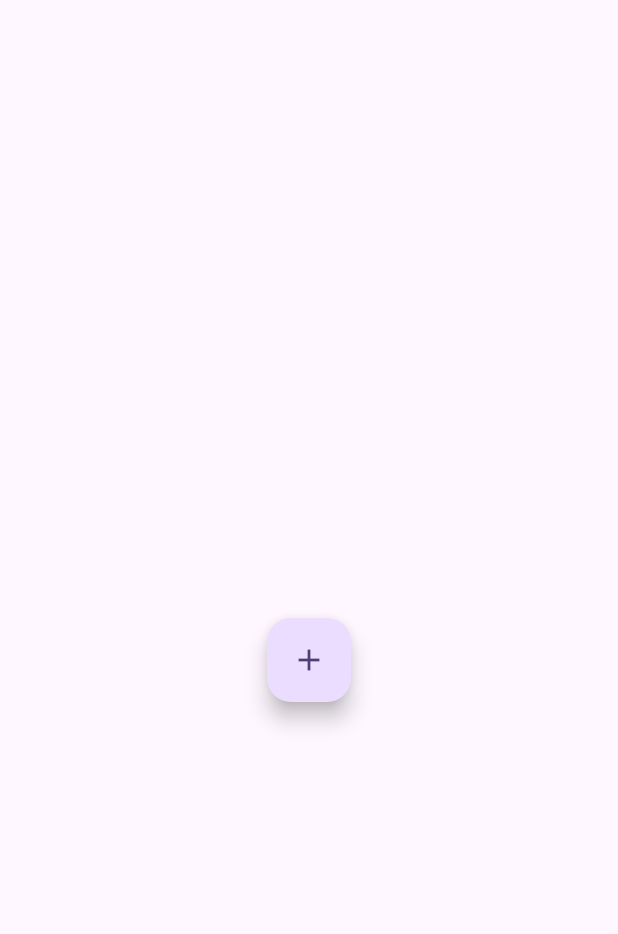
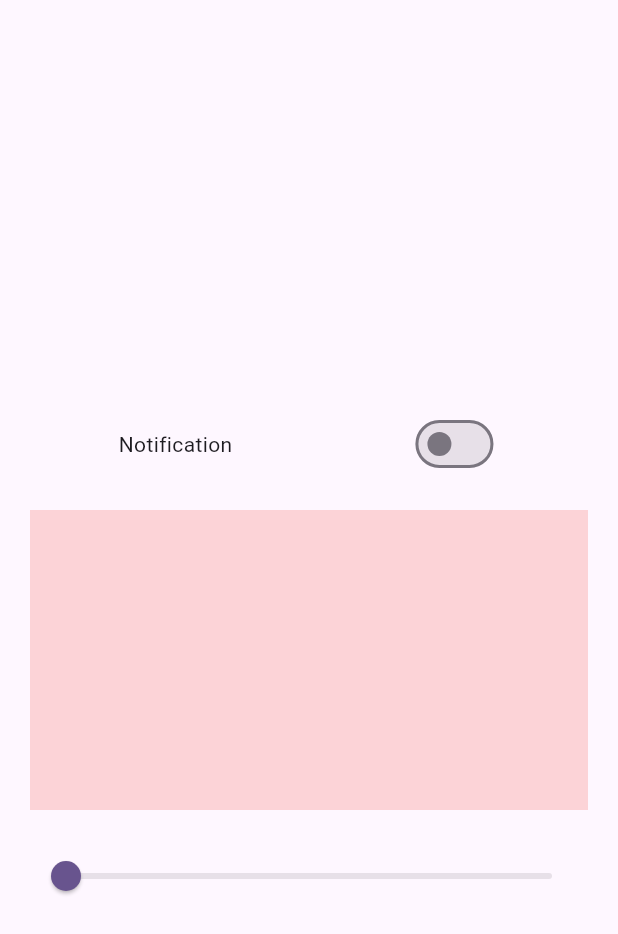
Before and after one commit to SaiyedMustaq/bloc_learn, a Flutter app: the screen it shows after launch, on a phone screen of 412 x 824 dp. Shown: the top 934 px of the screen. Run offline on Flutter 3.47's test engine with Material 3 defaults, Android fonts, the phone set to English and light mode, and no system bars; our stand-ins replace bloc, equatable, flutter_bloc.

Commit message:
code push

```diff
--- a/lib/equatable_testing.dart
+++ b/lib/equatable_testing.dart
@@ -1,4 +1,5 @@
 import 'package:flutter/material.dart';
+import 'package:equatable/equatable.dart';
 
 class EquatableTesting extends StatefulWidget {
   const EquatableTesting({super.key});
@@ -20,9 +21,7 @@ class _EquatableTestingState extends State<EquatableTesting> {
             print(person == person);
             //TODO it will return true when you compare same object like person==person
             print(person == person2);
-            //TODO it will return true when you compare same object like person==person2
-            print(person.hashCode);
-            print(person2.hashCode);
+            //TODO it will return true when you compare same object like person==person
           },
           child: Icon(Icons.add),
         ),
@@ -31,9 +30,13 @@ class _EquatableTestingState extends State<EquatableTesting> {
   }
 }
 
-class Person {
+class Person extends Equatable {
   final String name;
   final int age;
 
-  Person(this.name, this.age);
+  const Person(this.name, this.age);
+
+  @override
+  // TODO: implement props
+  List<Object?> get props => [name, age];
 }
--- a/lib/my_app.dart
+++ b/lib/my_app.dart
@@ -1,4 +1,5 @@
-import 'package:bloc_app/simple_example/simple_example.dart';
+import 'package:bloc_app/simple_example/ui/simple_example.dart';
+import 'package:bloc_app/simple_example/ui/switch_example.dart';
 import 'package:flutter/cupertino.dart';
 import 'package:flutter/material.dart';
 
@@ -14,7 +15,7 @@ class MyApp extends StatelessWidget {
     return MaterialApp(
       title: 'Flutter Demo',
       theme: ThemeData(colorScheme: ColorScheme.fromSeed(seedColor: Colors.deepPurple)),
-      home: const EquatableTesting(),
+      home: const SwitchExample(),
     );
   }
 }
--- /dev/null
+++ b/lib/simple_example/bloc/switch/switch_bloc.dart
@@ -0,0 +1,20 @@
+import 'package:bloc/bloc.dart';
+import 'package:equatable/equatable.dart';
+import 'package:meta/meta.dart';
+
+part 'switch_event.dart';
+part 'switch_state.dart';
+
+class SwitchBloc extends Bloc<SwitchEvent, SwitchState> {
+  SwitchBloc() : super(SwitchState()) {
+    on<EnableNotification>(_changeSwitch);
+    on<SliderEvent>(_sliderChange);
+  }
+  void _changeSwitch(EnableNotification event, Emitter<SwitchState> emit) {
+    emit(state.copyWith(isOn: !state.isOn));
+  }
+
+  void _sliderChange(SliderEvent event, Emitter<SwitchState> emit) {
+    emit(state.copyWith(slider: event.sliderState));
+  }
+}
--- /dev/null
+++ b/lib/simple_example/bloc/switch/switch_event.dart
@@ -0,0 +1,17 @@
+part of 'switch_bloc.dart';
+
+abstract class SwitchEvent extends Equatable {
+  const SwitchEvent();
+
+  @override
+  List<Object?> get props => [];
+}
+
+final class EnableNotification extends SwitchEvent {
+  const EnableNotification();
+}
+
+final class SliderEvent extends SwitchEvent {
+  const SliderEvent(this.sliderState);
+  final double sliderState;
+}
--- /dev/null
+++ b/lib/simple_example/bloc/switch/switch_state.dart
@@ -0,0 +1,14 @@
+part of 'switch_bloc.dart';
+
+class SwitchState extends Equatable {
+  final bool isOn;
+  final double slider;
+  const SwitchState({this.isOn = false, this.slider = 0});
+
+  SwitchState copyWith({bool? isOn, double? slider}) {
+    return SwitchState(isOn: isOn ?? this.isOn, slider: slider ?? this.slider);
+  }
+
+  @override
+  List<Object?> get props => [isOn, slider];
+}
--- a/lib/simple_example/counter_state.dart
+++ /dev/null
@@ -1,6 +0,0 @@
-part of 'counter_bloc.dart';
-
-class CounterState {
-  final int counterValue;
-  CounterState(this.counterValue);
-}
--- /dev/null
+++ b/lib/simple_example/ui/switch_example.dart
@@ -0,0 +1,60 @@
+import 'package:bloc_app/simple_example/bloc/switch/switch_bloc.dart';
+import 'package:flutter/material.dart';
+import 'package:flutter_bloc/flutter_bloc.dart';
+
+class SwitchExample extends StatefulWidget {
+  const SwitchExample({super.key});
+
+  @override
+  State<SwitchExample> createState() => _SwitchExampleState();
+}
+
+class _SwitchExampleState extends State<SwitchExample> {
+  @override
+  Widget build(BuildContext context) {
+    return BlocProvider(
+      create: (context) => SwitchBloc(),
+      child: Scaffold(
+        appBar: AppBar(),
+        body: Padding(
+          padding: const EdgeInsets.all(20.0),
+          child: Column(
+            crossAxisAlignment: CrossAxisAlignment.center,
+            mainAxisAlignment: MainAxisAlignment.center,
+            children: [
+              Row(
+                mainAxisAlignment: MainAxisAlignment.spaceAround,
+                children: [
+                  Text("Notification"),
+                  BlocBuilder<SwitchBloc, SwitchState>(
+                    builder: (context, state) {
+                      return Switch(
+                        value: state.isOn,
+                        onChanged: (value) {
+                          context.read<SwitchBloc>().add(EnableNotification());
+                        },
+                      );
+                    },
+                  ),
+                ],
+              ),
+              SizedBox(height: 20),
+              Container(height: 200, color: Colors.red.withValues(alpha: 0.2)),
+              SizedBox(height: 20),
+              BlocBuilder<SwitchBloc, SwitchState>(
+                builder: (context, state) {
+                  return Slider(
+                    value: state.slider,
+                    onChanged: (value) {
+                      context.read<SwitchBloc>().add(SliderEvent(value));
+                    },
+                  );
+                },
+              ),
+            ],
+          ),
+        ),
+      ),
+    );
+  }
+}
```
Also changed, not shown: lib/simple_example/bloc/counter/counter_bloc.dart (added, +26 -0 lines), lib/simple_example/bloc/counter/counter_event.dart (added, +13 -0 lines), lib/simple_example/bloc/counter/counter_state.dart (added, +14 -0 lines), lib/simple_example/counter_bloc.dart (deleted, +0 -18 lines), lib/simple_example/counter_event.dart (deleted, +0 -8 lines), lib/simple_example/simple_example.dart (deleted, +0 -49 lines), lib/simple_example/ui/simple_example.dart (added, +60 -0 lines).
